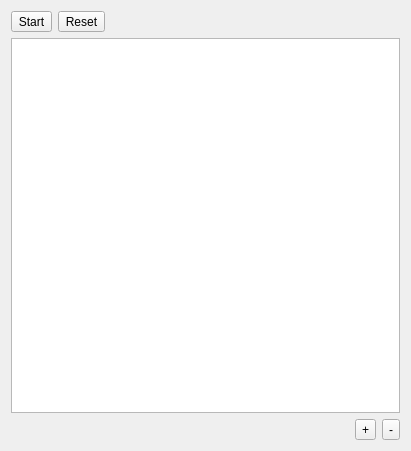
First picture: the form in ui/AttackScripts.ui, repository dmzgroup/css, before the edit.
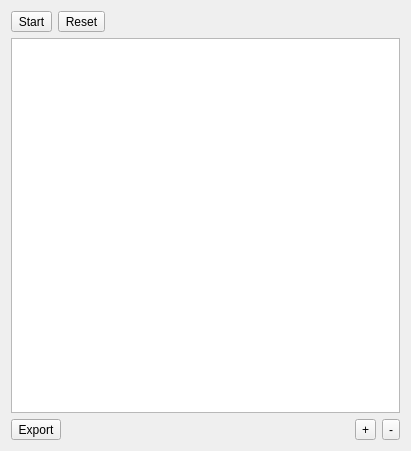
Second picture: the form after the edit.

Commit message: Added export button.

What changed in the file:
```diff
--- a/ui/AttackScripts.ui
+++ b/ui/AttackScripts.ui
@@ -50,6 +50,13 @@
    </item>
    <item>
     <layout class="QHBoxLayout" name="horizontalLayout">
+     <item>
+      <widget class="QToolButton" name="exportButton">
+       <property name="text">
+        <string>Export</string>
+       </property>
+      </widget>
+     </item>
      <item>
       <spacer name="horizontalSpacer">
        <property name="orientation">
```
